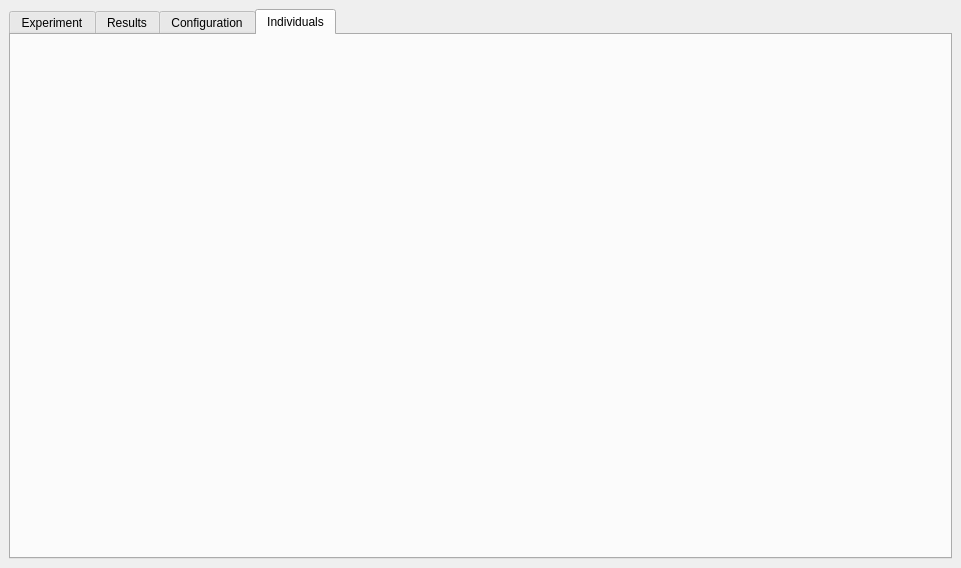
This is MLC/GUI/Autogenerated/mlc_qtcreator/experiment.ui in MachineLearningControl/OpenMLC-Python as Qt 5 draws it before an edit. The edited form follows.
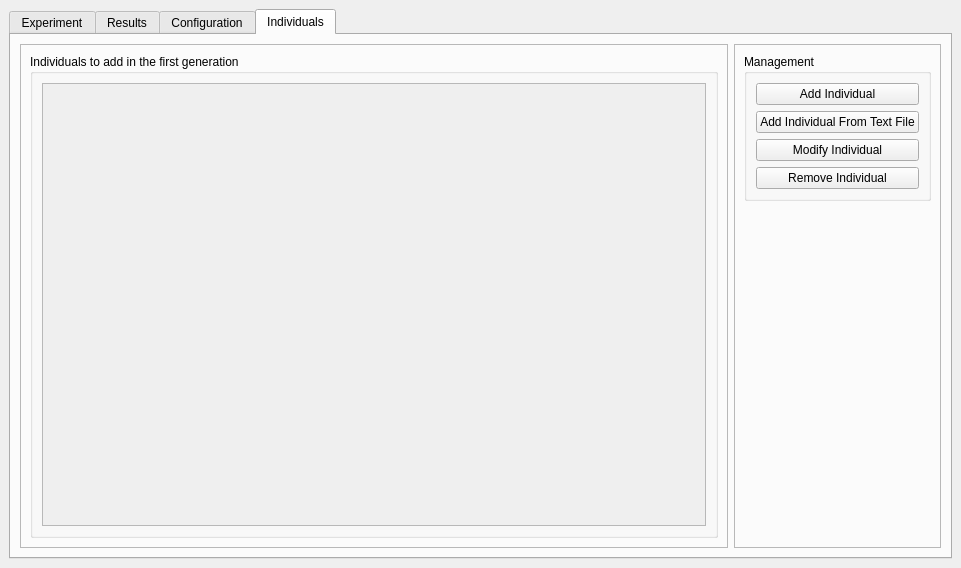
This is the edited form. The open tabs and pages were chosen to show the change.

Commit message:
Added buttons to First Indivs tabs
* Also the add individuals button has been developed #48

What changed in the file:
```diff
--- a/MLC/GUI/Autogenerated/mlc_qtcreator/experiment.ui
+++ b/MLC/GUI/Autogenerated/mlc_qtcreator/experiment.ui
@@ -632,6 +632,104 @@
        <attribute name="title">
         <string>Individuals</string>
        </attribute>
+       <layout class="QHBoxLayout" name="horizontalLayout_4">
+        <item>
+         <widget class="QFrame" name="frame_6">
+          <property name="frameShape">
+           <enum>QFrame::StyledPanel</enum>
+          </property>
+          <property name="frameShadow">
+           <enum>QFrame::Raised</enum>
+          </property>
+          <layout class="QVBoxLayout" name="verticalLayout_8">
+           <item>
+            <widget class="QGroupBox" name="groupBox_10">
+             <property name="title">
+              <string>Individuals to add in the first generation</string>
+             </property>
+             <layout class="QVBoxLayout" name="verticalLayout_9">
+              <item>
+               <widget class="QTableView" name="first_indivs_table">
+                <property name="enabled">
+                 <bool>false</bool>
+                </property>
+                <property name="cornerButtonEnabled">
+                 <bool>false</bool>
+                </property>
+                <attribute name="horizontalHeaderStretchLastSection">
+                 <bool>true</bool>
+                </attribute>
+               </widget>
+              </item>
+             </layout>
+            </widget>
+           </item>
+          </layout>
+         </widget>
+        </item>
+        <item>
+         <widget class="QFrame" name="frame_5">
+          <property name="frameShape">
+           <enum>QFrame::StyledPanel</enum>
+          </property>
+          <property name="frameShadow">
+           <enum>QFrame::Raised</enum>
+          </property>
+          <layout class="QVBoxLayout" name="verticalLayout_6">
+           <item>
+            <widget class="QGroupBox" name="groupBox_11">
+             <property name="title">
+              <string>Management</string>
+             </property>
+             <layout class="QVBoxLayout" name="verticalLayout_10">
+              <item>
+               <widget class="QPushButton" name="first_add_indiv">
+                <property name="text">
+                 <string>Add Individual</string>
+                </property>
+               </widget>
+              </item>
+              <item>
+               <widget class="QPushButton" name="first_add_indiv_from_textfile">
+                <property name="text">
+                 <string>Add Individual From Text File</string>
+                </property>
+               </widget>
+              </item>
+              <item>
+               <widget class="QPushButton" name="first_modifiy_indiv">
+                <property name="text">
+                 <string>Modify Individual</string>
+                </property>
+               </widget>
+              </item>
+              <item>
+               <widget class="QPushButton" name="first_remove_indiv">
+                <property name="text">
+                 <string>Remove Individual</string>
+                </property>
+               </widget>
+              </item>
+             </layout>
+            </widget>
+           </item>
+           <item>
+            <spacer name="verticalSpacer_3">
+             <property name="orientation">
+              <enum>Qt::Vertical</enum>
+             </property>
+             <property name="sizeHint" stdset="0">
+              <size>
+               <width>20</width>
+               <height>40</height>
+              </size>
+             </property>
+            </spacer>
+           </item>
+          </layout>
+         </widget>
+        </item>
+       </layout>
       </widget>
      </widget>
     </item>
```
Left out of the diff: 68 changed lines with no effect on the pictures. The commit also changes 4 other files.
